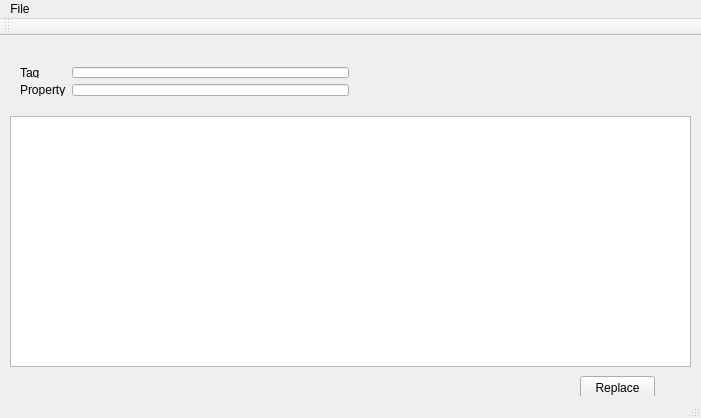
Before: the Qt Designer form mainwindow.ui in Sergey978/xmlfinder, drawn with Qt 5.
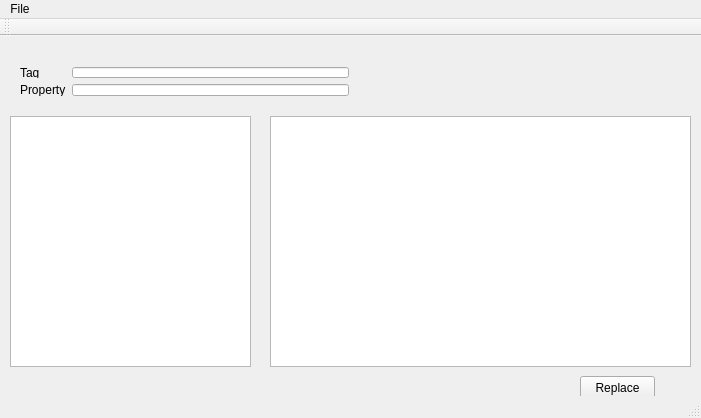
After: the same form once the commit is applied.

Diff of the .ui file:
```diff
--- a/mainwindow.ui
+++ b/mainwindow.ui
@@ -16,6 +16,12 @@
     <verstretch>0</verstretch>
    </sizepolicy>
   </property>
+  <property name="minimumSize">
+   <size>
+    <width>701</width>
+    <height>418</height>
+   </size>
+  </property>
   <property name="maximumSize">
    <size>
     <width>701</width>
@@ -31,7 +37,7 @@
      <rect>
       <x>10</x>
       <y>80</y>
-      <width>681</width>
+      <width>241</width>
       <height>251</height>
      </rect>
     </property>
@@ -81,6 +87,16 @@
      </item>
     </layout>
    </widget>
+   <widget class="QTextEdit" name="listForReplace">
+    <property name="geometry">
+     <rect>
+      <x>270</x>
+      <y>80</y>
+      <width>421</width>
+      <height>251</height>
+     </rect>
+    </property>
+   </widget>
   </widget>
   <widget class="QMenuBar" name="menuBar">
    <property name="geometry">
```
Left out of the diff: 2 changed lines with no effect on the pictures.
